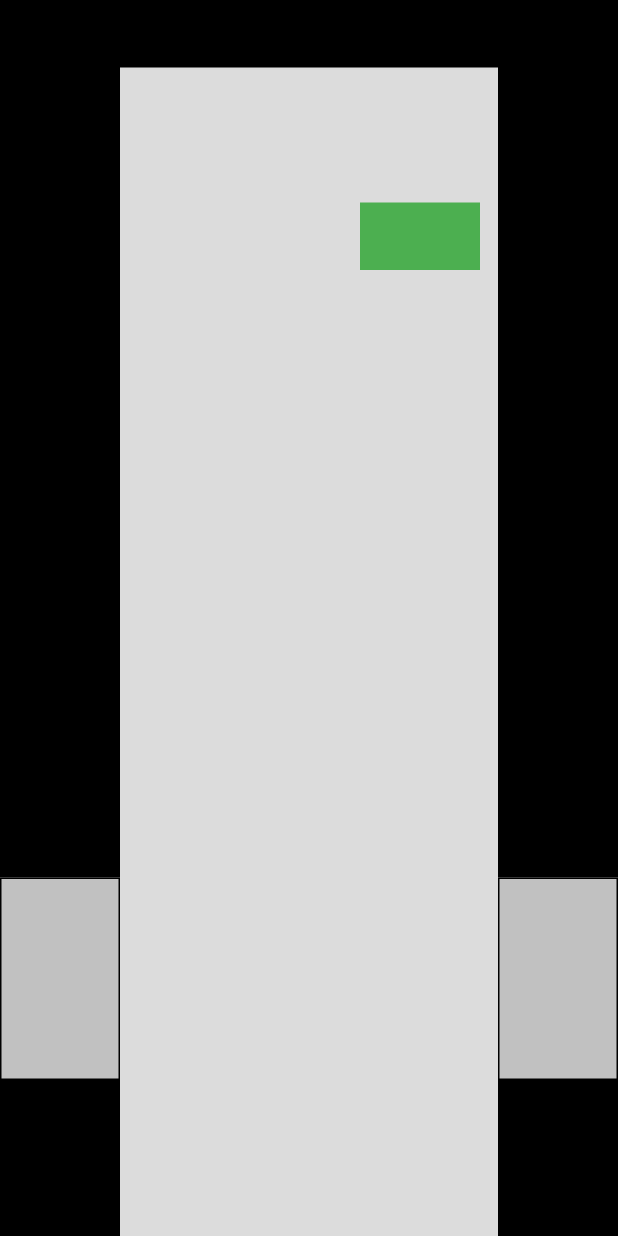
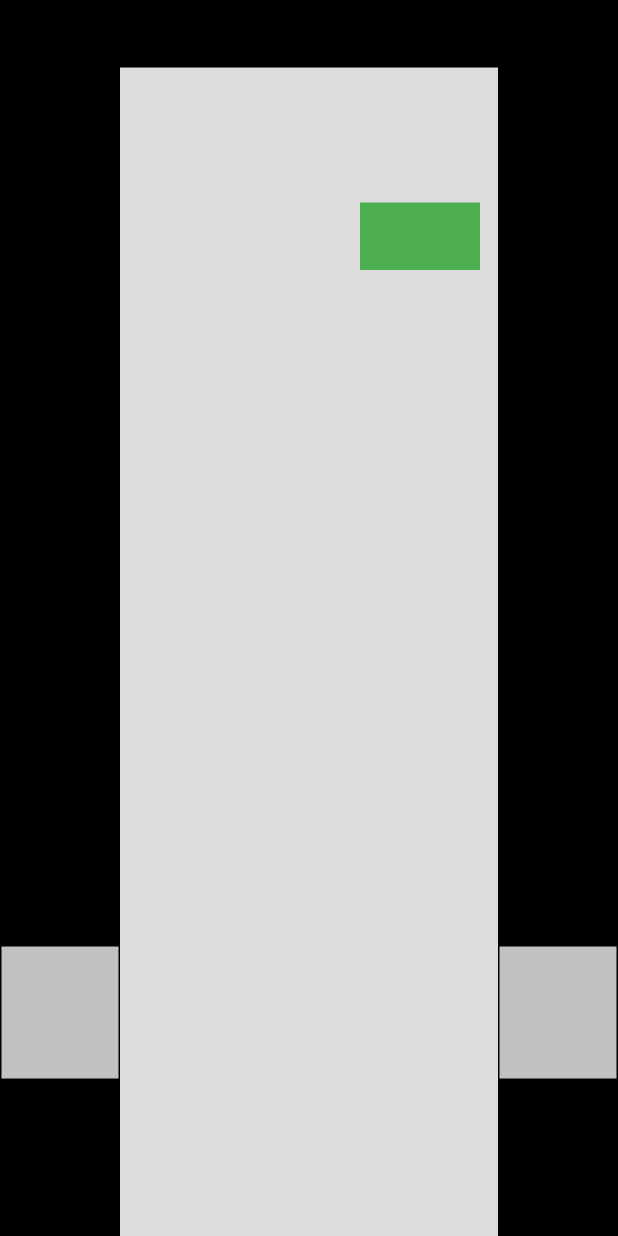
Before and after one commit to Aowar/roguelike_app, a Flutter app: the screen it shows after launch, on a phone screen of 412 x 824 dp. Run offline on Flutter 3.47's test engine with Material 2 defaults, Android fonts, the phone set to English and light mode, and no system bars; missing offline and left inert: rect_getter.

Commit message:
Second variant of the field

```diff
--- a/lib/main.dart
+++ b/lib/main.dart
@@ -22,7 +22,7 @@ var _playerHeight = (_size.height / 40).floorToDouble();
 
 
 void main() {
-  // AppMap((_size.height - _playerSize*2) ~/ _playerSize, (_size.height - _playerSize*2) ~/ _playerSize);
+  // AppMap((_size.height - _playerHeight*2) ~/ _playerHeight, (_size.width - _playerWidth*2) ~/ _playerWidth);
   runApp(const MyApp());
 }
 
@@ -146,11 +146,11 @@ class _MyHomePageState extends State<MyHomePage> {
                           child: Row(
                             children: [
                               ///Generate upper left wall
-                              generateWall(context, _playerHeight, _playerWidth*13, upperLeftWallPozKey, Colors.black),
+                              generateWall(context, _playerHeight, _playerWidth*14, upperLeftWallPozKey, Colors.black),
                               ///Generate upper exit
-                              generateWall(context, _playerHeight, _playerWidth*3, upperExit, Colors.black12),
+                              generateWall(context, _playerHeight, _playerWidth*2, upperExit, Colors.black12),
                               ///Generate upper right wall
-                              generateWall(context, _playerHeight, _playerWidth*13, upperRightWallPozKey, Colors.black),
+                              generateWall(context, _playerHeight, _playerWidth*14, upperRightWallPozKey, Colors.black),
                             ],
                           ),
                         ),
@@ -161,11 +161,11 @@ class _MyHomePageState extends State<MyHomePage> {
                             child: Row(
                               children: [
                                 ///Generate lower left wall
-                                generateWall(context, _playerHeight, _playerWidth*13, lowerLeftWallPozKey, Colors.black),
+                                generateWall(context, _playerHeight, _playerWidth*14, lowerLeftWallPozKey, Colors.black),
                                 ///Generate lower exit
-                                generateWall(context, _playerHeight, _playerWidth*3, lowerExit, Colors.black12),
+                                generateWall(context, _playerHeight, _playerWidth*2, lowerExit, Colors.black12),
                                 ///Generate lower right wall
-                                generateWall(context, _playerHeight, _playerWidth*13, lowerRightWallPozKey, Colors.black),
+                                generateWall(context, _playerHeight, _playerWidth*14, lowerRightWallPozKey, Colors.black),
                               ],
                             )
                         ),
@@ -176,11 +176,11 @@ class _MyHomePageState extends State<MyHomePage> {
                           child: Column(
                             children: [
                               ///Generate left upper wall
-                              generateWall(context, _playerHeight*13, _playerWidth, leftUpperWallPozKey, Colors.black),
+                              generateWall(context, _playerHeight*14, _playerWidth, leftUpperWallPozKey, Colors.black),
                               ///Generate left exit
-                              generateWall(context, _playerHeight*3, _playerWidth, leftExit, Colors.black12),
+                              generateWall(context, _playerHeight*2, _playerWidth, leftExit, Colors.black12),
                               ///Generate left lower wall
-                              generateWall(context, _playerHeight*13, _playerWidth, leftLowerWallPozKey, Colors.black),
+                              generateWall(context, _playerHeight*14, _playerWidth, leftLowerWallPozKey, Colors.black),
                             ],
                           ),
                         ),
@@ -191,9 +191,9 @@ class _MyHomePageState extends State<MyHomePage> {
                           child: Column(
                             children: [
                               ///Generate right upper wall
-                              generateWall(context, _playerHeight*13, _playerWidth, rightUpperWallPozKey, Colors.black),
+                              generateWall(context, _playerHeight*14, _playerWidth, rightUpperWallPozKey, Colors.black),
                               ///Generate left exit
-                              generateWall(context, _playerHeight*3, _playerWidth, rightExit, Colors.black12),
+                              generateWall(context, _playerHeight*2, _playerWidth, rightExit, Colors.black12),
                               ///Generate right lower wall
                               generateWall(context, _playerHeight*14, _playerWidth, rightLowerWallPozKey, Colors.black),
                             ],
```
